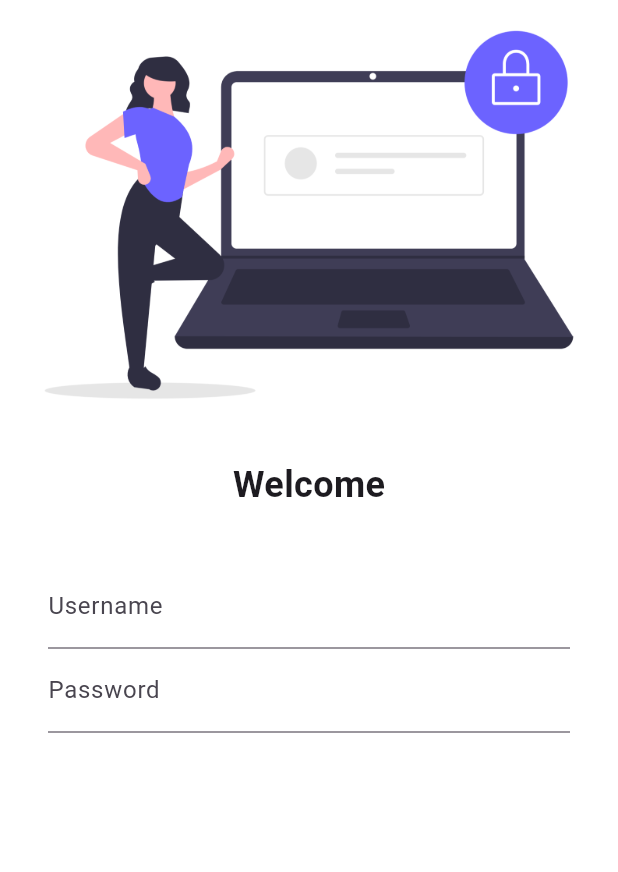
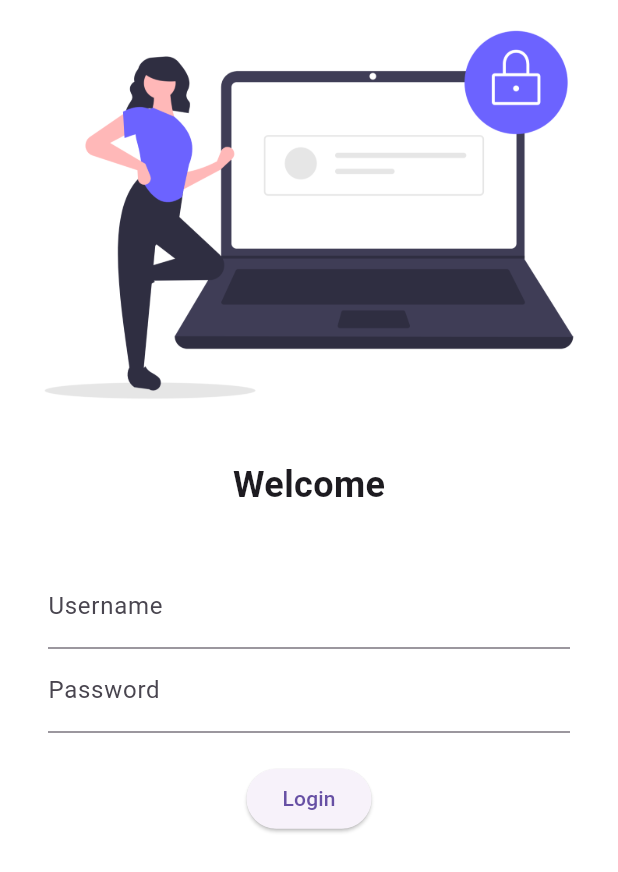
Before and after one commit to kunalsoftTrade/Flutter, a Flutter app: the screen it shows after launch, on a phone screen of 412 x 824 dp. Shown: the top 872 px of the screen. Run offline on Flutter 3.47's test engine with Material 3 defaults, Android fonts, the phone set to English and light mode, and no system bars; our stand-ins replace google_fonts.

Commit message:
added login button

```diff
--- a/lib/pages/login_page.dart
+++ b/lib/pages/login_page.dart
@@ -40,6 +40,13 @@ class LoginPage extends StatelessWidget {
                     labelText: "Password",
                   ),
                 ),
+                SizedBox(height: 20.0), //space between textfields and button
+                ElevatedButton(
+                  onPressed: () {
+                    print("Hi Kunal, you are logged in!");
+                  },
+                  child: Text("Login"),
+                ),
               ],
             ),
           ),
```
